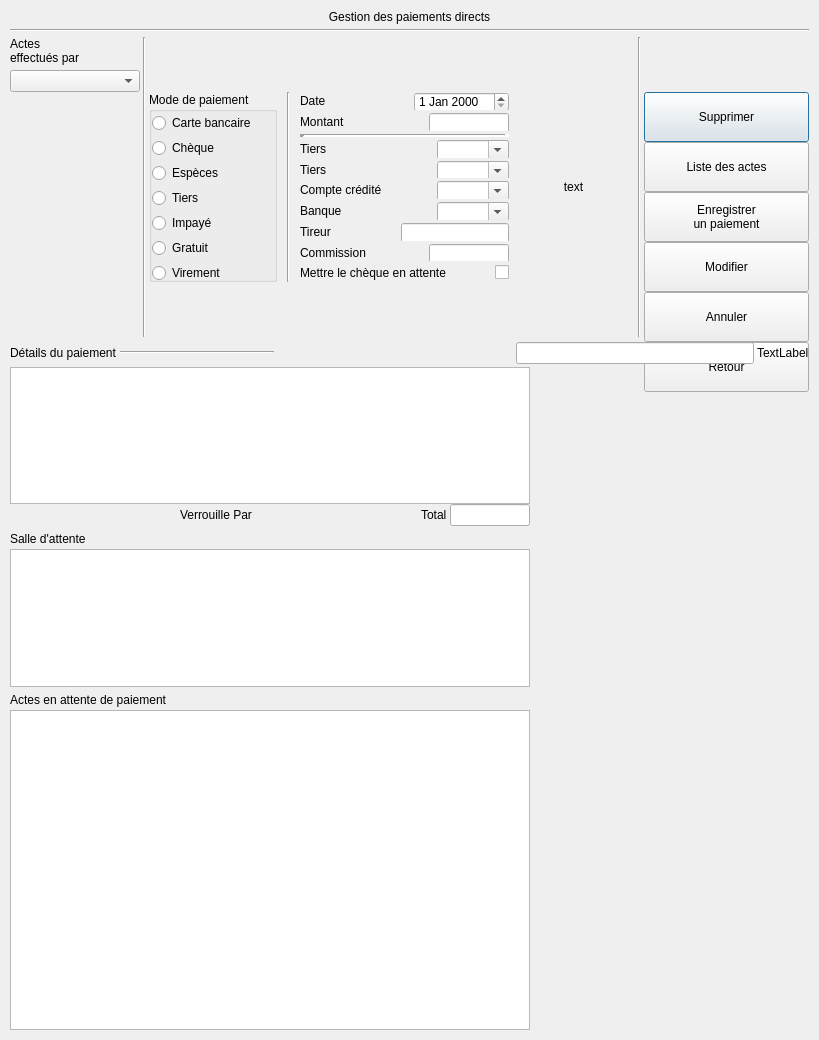
Above: Dialogs/dlg_paiementdirect.ui from ukinoki/Rufus before the change. Below: the same form after it.
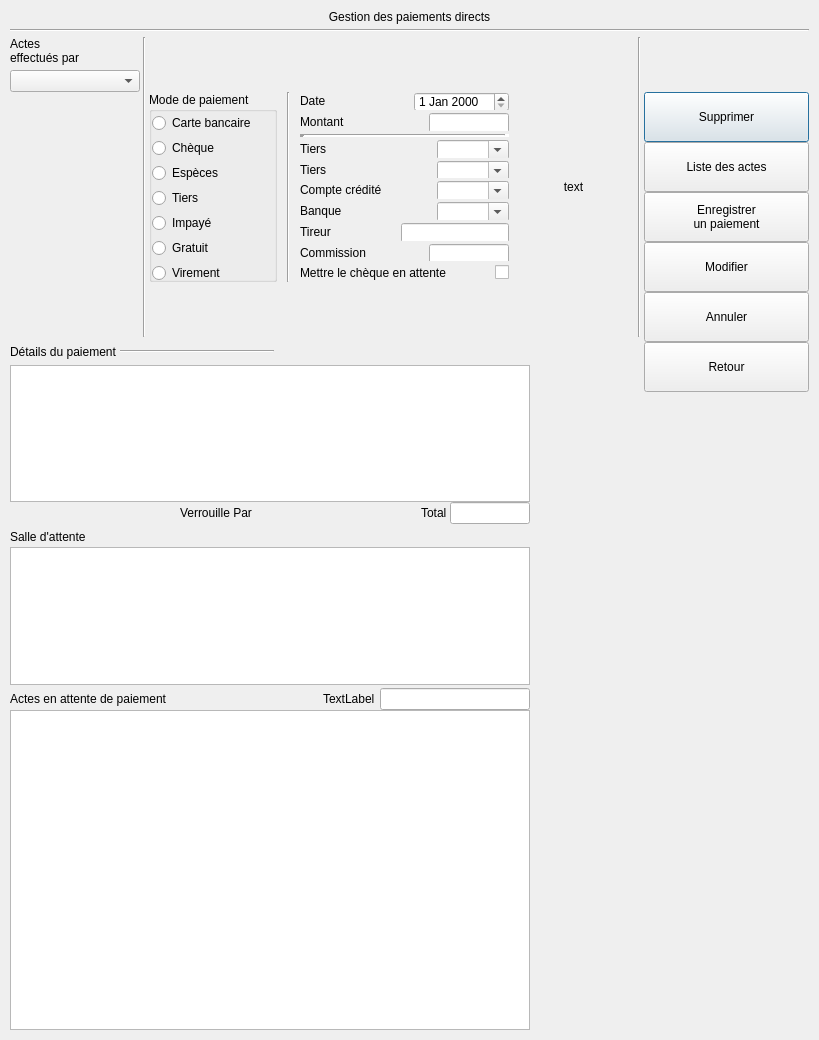
That is the form after the change. Icons and pictures are not drawn. Custom widgets are drawn as their Qt base class.

The edit to the form file:
```diff
--- a/Dialogs/dlg_paiementdirect.ui
+++ b/Dialogs/dlg_paiementdirect.ui
@@ -1454,16 +1454,6 @@
           </property>
          </spacer>
         </item>
-        <item>
-         <widget class="UpLineEdit" name="CerchePatientupLineEdite"/>
-        </item>
-        <item>
-         <widget class="QLabel" name="Loupelabel">
-          <property name="text">
-           <string>TextLabel</string>
-          </property>
-         </widget>
-        </item>
        </layout>
       </item>
       <item>
@@ -1737,6 +1727,9 @@
            </property>
            <item>
             <layout class="QHBoxLayout" name="horizontalLayout_12">
+             <property name="spacing">
+              <number>5</number>
+             </property>
              <item>
               <widget class="QLabel" name="ActesEnAttentelabel_2">
                <property name="focusPolicy">
@@ -1760,6 +1753,16 @@
                </property>
               </spacer>
              </item>
+             <item>
+              <widget class="QLabel" name="Loupelabel">
+               <property name="text">
+                <string>TextLabel</string>
+               </property>
+              </widget>
+             </item>
+             <item>
+              <widget class="UpLineEdit" name="CherchePatientupLineEdit"/>
+             </item>
             </layout>
            </item>
            <item>
```
Left out of the diff: 5 changed lines with no effect on the pictures.
